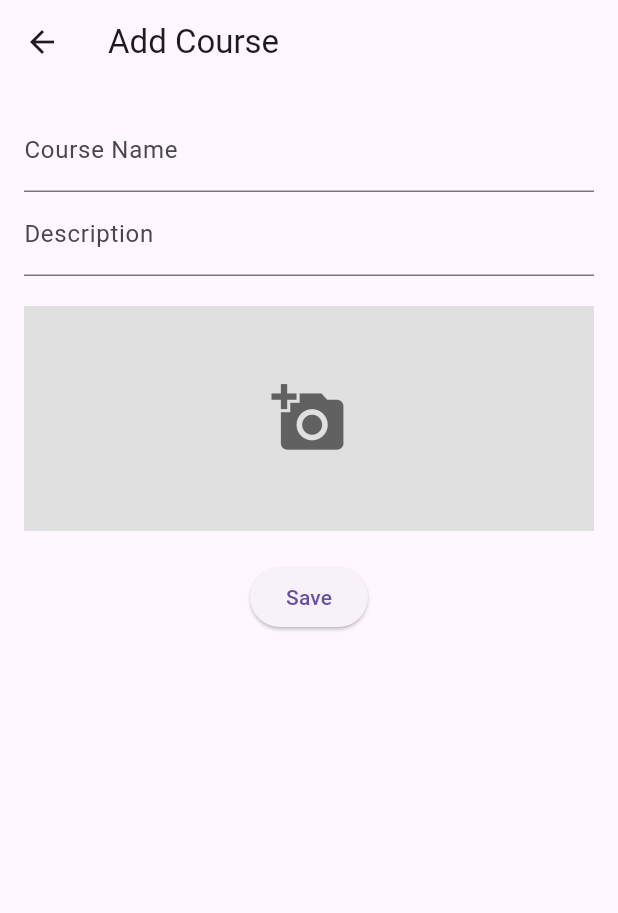
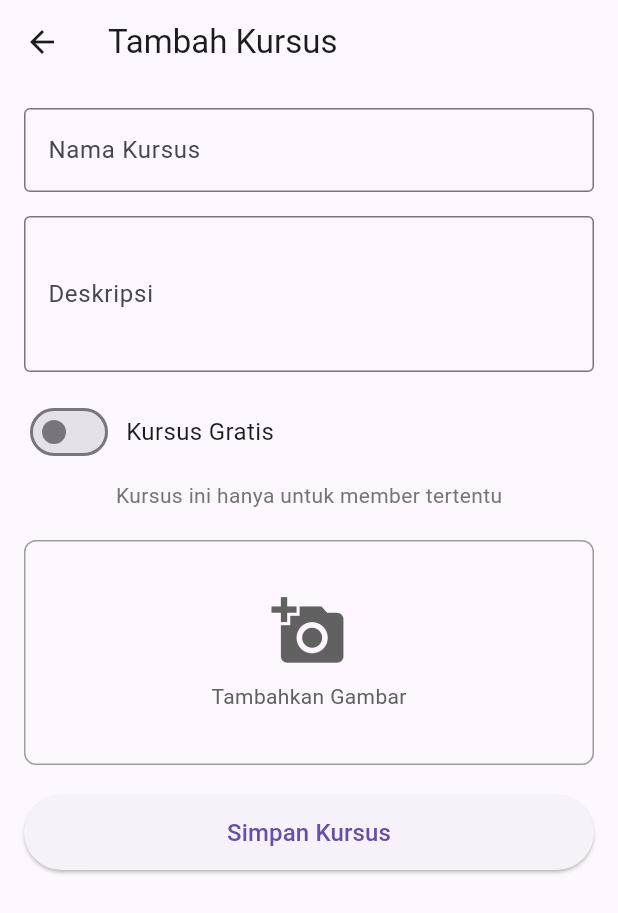
Before and after one commit to galihtra/admin_fitmom, a Flutter app: the AddCourseScreen screen opened directly, on a phone screen of 412 x 824 dp. Shown: the top 913 px of the screen. Run offline on Flutter 3.47's test engine with Material 3 defaults, Android fonts, the light colour scheme and no system bars; our stand-ins replace carousel_slider, cloud_firestore, file_picker, firebase_auth, firebase_core, firebase_storage and 5 more; accounts and stored records are empty; network calls fail.

Commit message:
add free course

```diff
--- a/lib/presentation/screen/course/add/add_course.dart
+++ b/lib/presentation/screen/course/add/add_course.dart
@@ -17,6 +17,7 @@ class _AddCourseScreenState extends State<AddCourseScreen> {
   final CourseService _courseService = CourseService();
   File? _imageFile;
   bool _isUploading = false;
+  bool _isFreeCourse = false; // Tambahkan variabel untuk status course gratis
 
   Future<void> _pickImage() async {
     final pickedFile =
@@ -55,7 +56,8 @@ class _AddCourseScreenState extends State<AddCourseScreen> {
       image: imageUrl ?? '',
       isAvailable: true,
       isFinished: false,
-      members: [],
+      members:
+          _isFreeCourse ? [] : ['initialMember'], // Kosong untuk course gratis
     );
 
     await _courseService.addCourse(course);
@@ -70,7 +72,7 @@ class _AddCourseScreenState extends State<AddCourseScreen> {
   @override
   Widget build(BuildContext context) {
     return Scaffold(
-      appBar: AppBar(title: Text('Add Course')),
+      appBar: AppBar(title: Text('Tambah Kursus')),
       body: SingleChildScrollView(
         child: Padding(
           padding: const EdgeInsets.all(16.0),
@@ -80,38 +82,108 @@ class _AddCourseScreenState extends State<AddCourseScreen> {
               children: [
                 TextFormField(
                   controller: _nameController,
-                  decoration: InputDecoration(labelText: 'Course Name'),
+                  decoration: InputDecoration(
+                    labelText: 'Nama Kursus',
+                    border: OutlineInputBorder(),
+                  ),
                   validator: (value) =>
-                      value!.isEmpty ? 'Enter course name' : null,
+                      value!.isEmpty ? 'Masukkan nama kursus' : null,
                 ),
+                SizedBox(height: 16),
                 TextFormField(
                   controller: _descriptionController,
-                  decoration: InputDecoration(labelText: 'Description'),
+                  decoration: InputDecoration(
+                    labelText: 'Deskripsi',
+                    border: OutlineInputBorder(),
+                  ),
+                  maxLines: 3,
                   validator: (value) =>
-                      value!.isEmpty ? 'Enter description' : null,
+                      value!.isEmpty ? 'Masukkan deskripsi' : null,
+                ),
+                SizedBox(height: 16),
+
+                // Switch untuk menentukan course gratis
+                Row(
+                  children: [
+                    Switch(
+                      value: _isFreeCourse,
+                      onChanged: (value) {
+                        setState(() {
+                          _isFreeCourse = value;
+                        });
+                      },
+                      activeColor: Colors.green,
+                    ),
+                    SizedBox(width: 8),
+                    Text(
+                      'Kursus Gratis',
+                      style: TextStyle(fontSize: 16),
+                    ),
+                  ],
+                ),
+                SizedBox(height: 8),
+                Text(
+                  _isFreeCourse
+                      ? 'Kursus ini akan tersedia untuk semua pengguna'
+                      : 'Kursus ini hanya untuk member tertentu',
+                  style: TextStyle(
+                    color: Colors.grey[600],
+                    fontSize: 14,
+                  ),
                 ),
                 SizedBox(height: 20),
+
+                // Upload gambar
                 GestureDetector(
                   onTap: _pickImage,
-                  child: _imageFile == null
-                      ? Container(
+                  child: Container(
                     height: 150,
                     width: double.infinity,
-                          color: Colors.grey[300],
-                          child: Icon(Icons.add_a_photo,
+                    decoration: BoxDecoration(
+                      border: Border.all(color: Colors.grey),
+                      borderRadius: BorderRadius.circular(8),
+                    ),
+                    child: _imageFile == null
+                        ? Column(
+                            mainAxisAlignment: MainAxisAlignment.center,
+                            children: [
+                              Icon(Icons.add_a_photo,
                                   size: 50, color: Colors.grey[700]),
+                              SizedBox(height: 8),
+                              Text('Tambahkan Gambar',
+                                  style: TextStyle(color: Colors.grey[700])),
+                            ],
                           )
-                      : Image.file(_imageFile!,
+                        : ClipRRect(
+                            borderRadius: BorderRadius.circular(8),
+                            child: Image.file(_imageFile!,
                                 height: 150,
                                 width: double.infinity,
                                 fit: BoxFit.cover),
                           ),
+                  ),
+                ),
                 SizedBox(height: 20),
+
+                // Tombol simpan
                 _isUploading
                     ? CircularProgressIndicator()
-                    : ElevatedButton(
+                    : SizedBox(
+                        width: double.infinity,
+                        height: 50,
+                        child: ElevatedButton(
+                          // style: ElevatedButton.styleFrom(
+                          //   primary: Colors.blueAccent,
+                          //   shape: RoundedRectangleBorder(
+                          //     borderRadius: BorderRadius.circular(8),
+                          //   ),
+                          // ),
                           onPressed: _saveCourse,
-                        child: Text('Save'),
+                          child: Text(
+                            'Simpan Kursus',
+                            style: TextStyle(fontSize: 16),
+                          ),
+                        ),
                       ),
               ],
             ),
```
Lines whose indentation alone changed are shown as unchanged.
